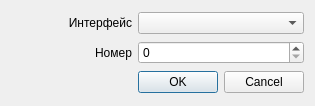
The window that src/gui/interfacedialog.ui (otsheln1k/qnetsim) describes before a commit, drawn with Qt 5.
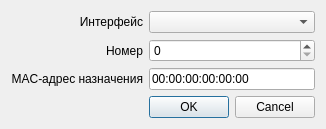
The same window after the commit.

Commit message: Specify ECTP ping destination interface MAC address

What changed in the file:
```diff
--- a/src/gui/interfacedialog.ui
+++ b/src/gui/interfacedialog.ui
@@ -30,8 +30,18 @@
      </property>
     </widget>
    </item>
+   <item row="3" column="1">
+    <widget class="QDialogButtonBox" name="buttonBox">
+     <property name="orientation">
+      <enum>Qt::Horizontal</enum>
+     </property>
+     <property name="standardButtons">
+      <set>QDialogButtonBox::Cancel|QDialogButtonBox::Ok</set>
+     </property>
+    </widget>
+   </item>
    <item row="1" column="0">
-    <widget class="QLabel" name="label">
+    <widget class="QLabel" name="label_2">
      <property name="sizePolicy">
       <sizepolicy hsizetype="Expanding" vsizetype="Preferred">
        <horstretch>0</horstretch>
@@ -56,13 +66,32 @@
      </property>
     </widget>
    </item>
+   <item row="2" column="0">
+    <widget class="QLabel" name="label_3">
+     <property name="sizePolicy">
+      <sizepolicy hsizetype="Expanding" vsizetype="Preferred">
+       <horstretch>0</horstretch>
+       <verstretch>0</verstretch>
+      </sizepolicy>
+     </property>
+     <property name="text">
+      <string>MAC-адрес назначения</string>
+     </property>
+     <property name="alignment">
+      <set>Qt::AlignRight|Qt::AlignTrailing|Qt::AlignVCenter</set>
+     </property>
+    </widget>
+   </item>
    <item row="2" column="1">
-    <widget class="QDialogButtonBox" name="buttonBox">
-     <property name="orientation">
-      <enum>Qt::Horizontal</enum>
+    <widget class="QLineEdit" name="addrInput">
+     <property name="inputMask">
+      <string>HH:HH:HH:HH:HH:HH</string>
      </property>
-     <property name="standardButtons">
-      <set>QDialogButtonBox::Cancel|QDialogButtonBox::Ok</set>
+     <property name="text">
+      <string>00:00:00:00:00:00</string>
+     </property>
+     <property name="maxLength">
+      <number>17</number>
      </property>
     </widget>
    </item>
```
The commit also changes 4 other files.
